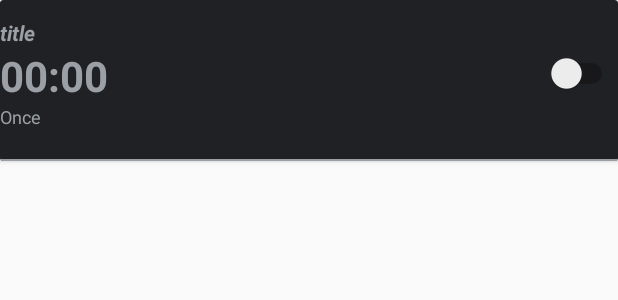
After one commit to devisap/isAlarm, an Android app: the layout item_alarm.xml on its own in the app's theme, with its tools: preview values and no code run, on a phone screen of 412 x 824 dp. The commit adds this screen. Shown: the top 300 px of the screen. Run offline under Robolectric (Android 15) with nearby library versions, the phone set to English and light mode, and no system bars.

Commit message:
update crud data alarm

```diff
--- a/app/build.gradle
+++ b/app/build.gradle
@@ -36,6 +36,8 @@ dependencies {
     implementation 'androidx.room:room-rxjava2:2.3.0-alpha04'
     implementation 'androidx.room:room-guava:2.3.0-alpha04'
     implementation 'android.arch.lifecycle:extensions:1.1.1'
+    implementation 'androidx.recyclerview:recyclerview:1.1.0'
+    implementation 'androidx.cardview:cardview:1.0.0'
     annotationProcessor 'android.arch.lifecycle:compiler:1.1.1'
     testImplementation 'androidx.room:room-testing:2.3.0-alpha04'
     annotationProcessor 'androidx.room:room-compiler:2.3.0-alpha04'
--- a/app/src/main/java/com/id/ac/stiki/doleno/isalarm/view/AddAlarm.java
+++ b/app/src/main/java/com/id/ac/stiki/doleno/isalarm/view/AddAlarm.java
@@ -122,6 +122,7 @@ public class AddAlarm extends AppCompatActivity {
                     }
                 }
                 AppPreference.saveGroup(view.getContext(), AppPreference.getGroup(view.getContext()) + 1);
+                finish();
             }
         });
 
--- /dev/null
+++ b/app/src/main/res/layout/item_alarm.xml
@@ -0,0 +1,64 @@
+<?xml version="1.0" encoding="utf-8"?>
+<androidx.cardview.widget.CardView xmlns:android="http://schemas.android.com/apk/res/android"
+    android:layout_width="match_parent"
+    android:layout_height="wrap_content"
+    xmlns:app="http://schemas.android.com/apk/res-auto"
+    app:cardBackgroundColor="@color/colorPrimary">
+    <LinearLayout
+        android:layout_width="match_parent"
+        android:layout_height="wrap_content"
+        android:orientation="vertical">
+        <LinearLayout
+            android:layout_width="match_parent"
+            android:layout_height="wrap_content"
+            android:orientation="horizontal"
+            >
+            <LinearLayout
+                android:layout_width="match_parent"
+                android:layout_height="wrap_content"
+                android:orientation="vertical"
+                android:layout_weight="1"
+                android:paddingVertical="12dp"
+                >
+                <TextView
+                    android:layout_width="match_parent"
+                    android:layout_height="wrap_content"
+                    android:textSize="14sp"
+                    android:text="title"
+                    android:textColor="@color/colorSecondary"
+                    android:textStyle="italic|bold"
+                    android:id="@+id/txt_title"
+                    />
+                <TextView
+                    android:layout_width="wrap_content"
+                    android:layout_height="wrap_content"
+                    android:textSize="28sp"
+                    android:textStyle="bold"
+                    android:text="00:00"
+                    android:textColor="@color/colorSecondary"
+                    android:id="@+id/txt_alarm"
+                    />
+                <TextView
+                    android:layout_width="wrap_content"
+                    android:layout_height="wrap_content"
+                    android:textSize="12sp"
+                    android:text="Once"
+                    android:id="@+id/txt_status"
+                    android:textColor="@color/colorSecondary"
+                    />
+            </LinearLayout>
+            <Switch
+                android:layout_width="wrap_content"
+                android:layout_height="wrap_content"
+                android:layout_gravity="center"
+                android:id="@+id/switch_status"
+                />
+        </LinearLayout>
+        <View
+            android:layout_width="match_parent"
+            android:layout_height="1dp"
+            android:background="@color/colorSecondary"
+            android:layout_marginTop="8dp"
+            />
+    </LinearLayout>
+</androidx.cardview.widget.CardView>
```
Also changed, not shown: app/src/main/java/com/id/ac/stiki/doleno/isalarm/adapter/AlarmAdapter.java (added, +94 -0 lines), app/src/main/java/com/id/ac/stiki/doleno/isalarm/view/MainActivity.java (+23 -0 lines), app/src/main/java/com/id/ac/stiki/doleno/isalarm/viewmodel/MainActivityViewModel.java (added, +26 -0 lines), app/src/main/res/layout/activity_add_alarm.xml (+9 -8 lines), app/src/main/res/layout/activity_main.xml (+9 -2 lines).
